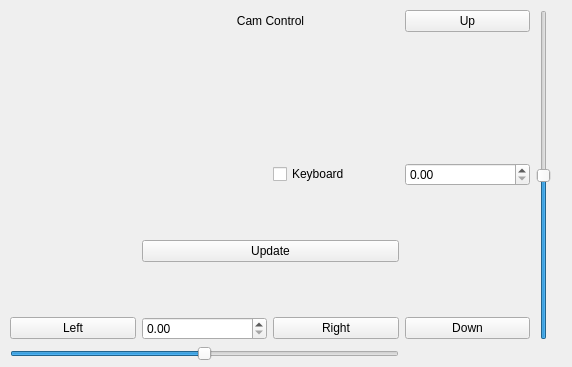
First picture: the form in rover_cam_control/resource/cam_control.ui, repository robotique-udes/rover, before the edit.
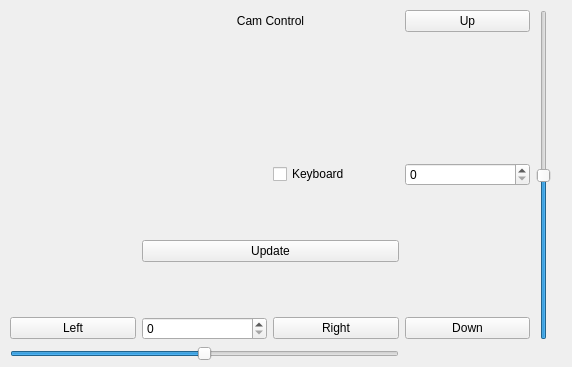
Second picture: the form after the edit.

Commit message: Changed to simple spin boxes

What changed in the file:
```diff
--- a/rover_cam_control/resource/cam_control.ui
+++ b/rover_cam_control/resource/cam_control.ui
@@ -165,10 +165,10 @@
      </widget>
     </item>
     <item row="7" column="4">
-     <widget class="QDoubleSpinBox" name="doubleSpinBox"/>
+     <widget class="QSpinBox" name="camVerticalField"/>
     </item>
     <item row="9" column="2">
-     <widget class="QDoubleSpinBox" name="doubleSpinBox_2"/>
+     <widget class="QSpinBox" name="camHorizontalField"/>
     </item>
    </layout>
   </widget>
```
